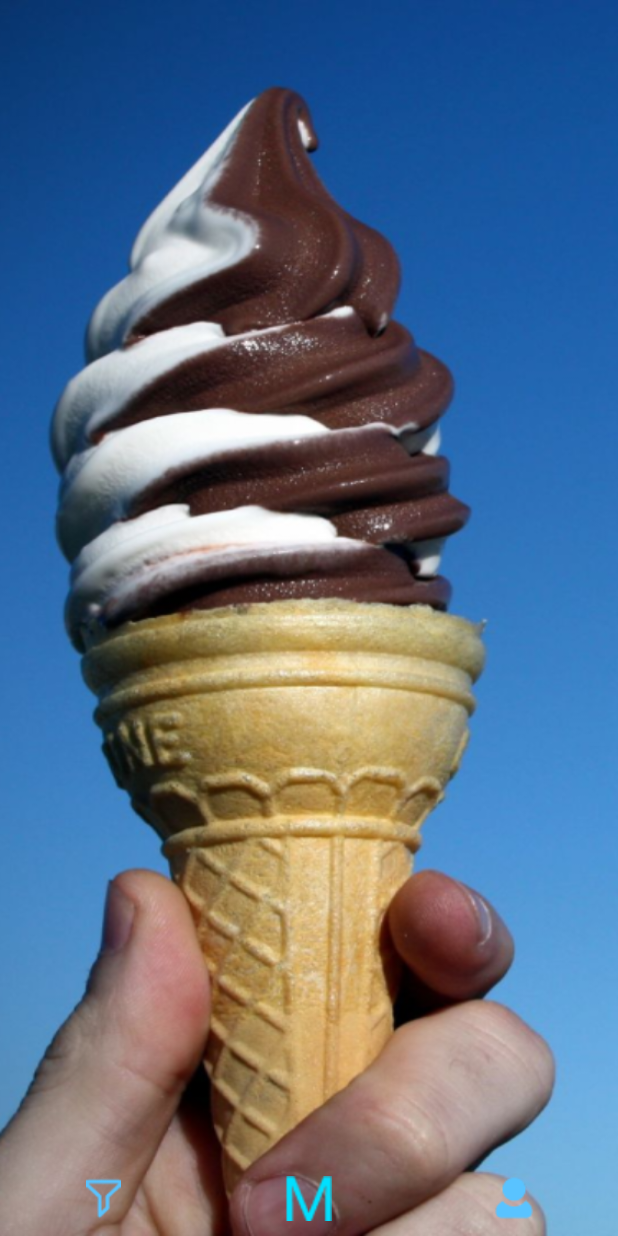
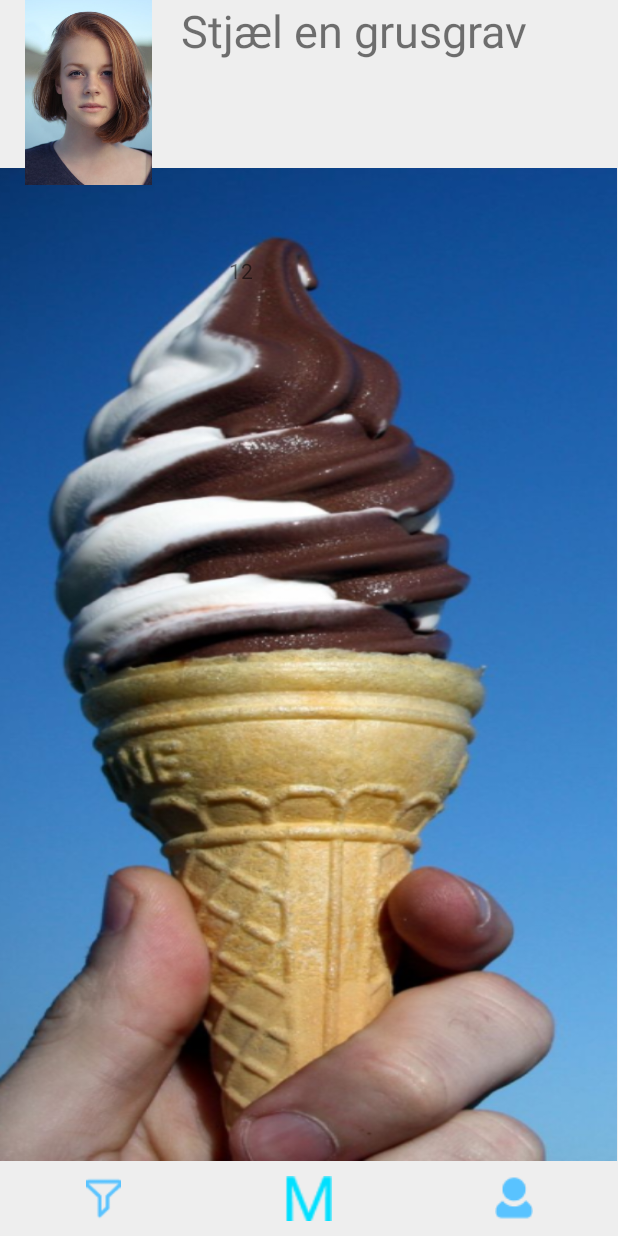
Before and after one commit to notarp1/Oplev, an Android app: the screen it shows after launch (Activity_Main), on a phone screen of 412 x 824 dp. Run offline under Robolectric (Android 15) with nearby library versions, the phone set to English and light mode, and no system bars.

Commit message:
Recycler view og event er opdateret

```diff
--- a/app/build.gradle
+++ b/app/build.gradle
@@ -38,6 +38,7 @@ dependencies {
     implementation 'com.android.support:multidex:1.0.3'
     //range seekbar from https://android-arsenal.com/details/1/3976#!description
     implementation 'io.apptik.widget:multislider:1.3'
+    implementation 'com.github.nihad92:SwipeableCards:{latestvesion}'
 
 
 }
--- /dev/null
+++ b/app/src/main/java/Adapters/eventAdapter.java
@@ -0,0 +1,93 @@
+package Adapters;
+
+import android.content.Context;
+import android.view.LayoutInflater;
+import android.view.View;
+import android.view.ViewGroup;
+import android.widget.ImageView;
+import android.widget.TextView;
+
+import androidx.annotation.NonNull;
+import androidx.recyclerview.widget.RecyclerView;
+
+import com.A4.oplev.R;
+
+import java.util.List;
+
+import DTO.EventDTO;
+
+public class eventAdapter extends RecyclerView.Adapter<eventAdapter.ViewHolder>implements View.OnClickListener {
+
+    List<EventDTO> eventList;
+
+    public eventAdapter(List<EventDTO> scoreList) {
+        this.eventList = scoreList;
+    }
+
+
+    @NonNull
+    @Override
+    public ViewHolder onCreateViewHolder(@NonNull ViewGroup parent, int viewType) {
+
+        Context context = parent.getContext();
+        LayoutInflater inflater = LayoutInflater.from(context);
+
+        // Inflate the custom layout
+        View contactView = inflater.inflate(R.layout.eventlist_item, parent, false);
+
+        // Return a new holder instance
+        ViewHolder viewHolder = new ViewHolder(contactView);
+        return viewHolder;
+    }
+
+    @Override
+    public void onBindViewHolder(@NonNull ViewHolder holder, int position) {
+        // Get the data model based on position
+        EventDTO dto = eventList.get(position);
+        // Set item views based on your views and data model
+        ImageView  profilePic = holder.profilePic;
+        ImageView mainPic = holder.mainPic;
+        TextView withWhoText = holder.withWhoText;
+        TextView headlineText = holder.headlineText;
+
+        withWhoText.setText(String.valueOf(dto.getOwner()));
+        headlineText.setText(dto.getName());
+    }
+
+
+
+    @Override
+    public int getItemCount() {
+        return eventList.size();
+    }
+
+    @Override
+    public void onClick(View view) {
+
+    }
+
+
+    public class ViewHolder extends RecyclerView.ViewHolder implements View.OnClickListener {
+        public ImageView mainPic, profilePic;
+        public TextView headlineText, withWhoText;
+
+        public ViewHolder(@NonNull View itemView) {
+            super(itemView);
+
+            mainPic = (ImageView) itemView.findViewById(R.id.eventItem_Billede);
+            profilePic = (ImageView) itemView.findViewById(R.id.eventItem_pp);
+            withWhoText = (TextView) itemView.findViewById(R.id.evntItem_withWho);
+            headlineText = (TextView) itemView.findViewById(R.id.eventitem_Headline);
+
+
+        }
+
+
+        @Override
+        public void onClick(View view) {
+            int id =this.getLayoutPosition();
+
+        }
+    }
+
+}
--- a/app/src/main/java/com/A4/oplev/Activity_Main.java
+++ b/app/src/main/java/com/A4/oplev/Activity_Main.java
@@ -1,25 +1,50 @@
 package com.A4.oplev;
 
 import androidx.appcompat.app.AppCompatActivity;
+import androidx.recyclerview.widget.LinearLayoutManager;
+import androidx.recyclerview.widget.RecyclerView;
 
 import android.content.Intent;
 import android.os.Bundle;
 import android.view.View;
+import android.widget.HorizontalScrollView;
 import android.widget.ImageView;
 
 import com.google.firebase.FirebaseApp;
 
+import java.util.ArrayList;
+import java.util.List;
+
+import Adapters.eventAdapter;
 import DAL.Classes.UserDAO;
 import DAL.DBAccess;
+import DTO.EventDTO;
 import DTO.UserDTO;
 
 public class Activity_Main extends AppCompatActivity implements View.OnClickListener {
 
     ImageView options, match, user;
+    RecyclerView rcEvent;
     @Override
     protected void onCreate(Bundle savedInstanceState) {
         super.onCreate(savedInstanceState);
         setContentView(R.layout.activity_main);
+
+        //skal optimeres og ændres til at vi skal hente data ude fra.
+        List<EventDTO> eventList = new ArrayList<>();
+        EventDTO dto1,dto2;
+        dto1 = new EventDTO().setOwner(12).setName("Stjæl en grusgrav");
+        dto2 = new EventDTO().setOwner(13).setName("Svøm i tørvejr");
+        eventList.add(dto1);
+        eventList.add(dto2);
+        eventAdapter eventAdapter = new eventAdapter(eventList);
+
+        LinearLayoutManager layoutManager
+                = new LinearLayoutManager(this, LinearLayoutManager.HORIZONTAL, false);
+
+        rcEvent = findViewById(R.id.eventRecycleView);
+        rcEvent.setAdapter(eventAdapter);
+        rcEvent.setLayoutManager(layoutManager);
 
 
         options = findViewById(R.id.options_btn);
@@ -42,12 +67,8 @@ public class Activity_Main extends AppCompatActivity implements View.OnClickList
         test.setlName("Henriksen");
         test.setPhone("83827312");
         dao.createUser(test); */
-
-
-        getSupportFragmentManager().beginTransaction().replace(R.id.main_frag, new Startside_billede_frag())
-                .commit();
-
-
+        //getSupportFragmentManager().beginTransaction().replace(R.id.main_frag, new Startside_billede_frag())
+         //       .commit();
 
 
     }
--- a/app/src/main/res/layout/activity_main.xml
+++ b/app/src/main/res/layout/activity_main.xml
@@ -7,18 +7,18 @@
     tools:context=".Activity_Main"
     android:background="#EEEEEE">
 
-    <FrameLayout
-        android:id="@+id/main_frag"
+    <androidx.recyclerview.widget.RecyclerView
+        android:id="@+id/eventRecycleView"
         android:layout_width="match_parent"
         android:layout_height="match_parent"
-        app:layout_constraintBottom_toBottomOf="parent"
+        android:layout_marginBottom="50dp"
+        app:layout_constraintBottom_toTopOf="@+id/linearLayout4"
         app:layout_constraintEnd_toEndOf="parent"
         app:layout_constraintStart_toStartOf="parent"
-        app:layout_constraintTop_toTopOf="parent">
-
-    </FrameLayout>
+        app:layout_constraintTop_toTopOf="parent" />
 
     <LinearLayout
+        android:id="@+id/linearLayout4"
         android:layout_width="409dp"
         android:layout_height="30dp"
         android:layout_marginLeft="10dp"
--- /dev/null
+++ b/app/src/main/res/layout/eventlist_item.xml
@@ -0,0 +1,57 @@
+<?xml version="1.0" encoding="utf-8"?>
+<androidx.constraintlayout.widget.ConstraintLayout xmlns:android="http://schemas.android.com/apk/res/android"
+    xmlns:app="http://schemas.android.com/apk/res-auto"
+    xmlns:tools="http://schemas.android.com/tools"
+    android:id="@+id/linearLayout2"
+    android:layout_width="match_parent"
+    android:layout_height="match_parent">
+
+    <ImageView
+        android:id="@+id/eventItem_Billede"
+        android:layout_width="411dp"
+        android:layout_height="662dp"
+        android:adjustViewBounds="true"
+        android:scaleType="fitXY"
+        app:layout_constraintBottom_toBottomOf="parent"
+        app:layout_constraintEnd_toEndOf="parent"
+        app:layout_constraintHorizontal_bias="0.0"
+        app:layout_constraintStart_toStartOf="parent"
+        app:srcCompat="@drawable/icecrim" />
+
+    <ImageView
+        android:id="@+id/eventItem_pp"
+        android:layout_width="118dp"
+        android:layout_height="123dp"
+        app:layout_constraintBottom_toBottomOf="parent"
+        app:layout_constraintEnd_toEndOf="parent"
+        app:layout_constraintHorizontal_bias="0.0"
+        app:layout_constraintStart_toStartOf="parent"
+        app:layout_constraintTop_toTopOf="parent"
+        app:layout_constraintVertical_bias="0.0"
+        app:srcCompat="@drawable/_profiltest" />
+
+    <TextView
+        android:id="@+id/evntItem_withWho"
+        android:layout_width="wrap_content"
+        android:layout_height="wrap_content"
+        android:layout_marginBottom="584dp"
+        android:text="TextView"
+        app:layout_constraintBottom_toBottomOf="parent"
+        app:layout_constraintEnd_toEndOf="parent"
+        app:layout_constraintHorizontal_bias="0.385"
+        app:layout_constraintStart_toStartOf="parent" />
+
+    <TextView
+        android:id="@+id/eventitem_Headline"
+        android:layout_width="wrap_content"
+        android:layout_height="wrap_content"
+        android:text="Heeadline"
+        android:textSize="30sp"
+        app:layout_constraintBottom_toBottomOf="parent"
+        app:layout_constraintEnd_toEndOf="parent"
+        app:layout_constraintHorizontal_bias="0.045"
+        app:layout_constraintStart_toEndOf="@+id/eventItem_pp"
+        app:layout_constraintTop_toTopOf="parent"
+        app:layout_constraintVertical_bias="0.0" />
+
+</androidx.constraintlayout.widget.ConstraintLayout>
--- a/app/src/main/res/layout/startside_billede_element.xml
+++ b/app/src/main/res/layout/startside_billede_element.xml
@@ -1,7 +1,7 @@
 <?xml version="1.0" encoding="utf-8"?>
-<RelativeLayout
-    xmlns:android="http://schemas.android.com/apk/res/android"
+<RelativeLayout xmlns:android="http://schemas.android.com/apk/res/android"
     xmlns:app="http://schemas.android.com/apk/res-auto"
+    android:id="@+id/startside_frag_"
     android:layout_width="match_parent"
     android:layout_height="match_parent">
 
@@ -9,7 +9,43 @@
         android:id="@+id/startSide_Billede"
         android:layout_width="match_parent"
         android:layout_height="match_parent"
+        android:adjustViewBounds="true"
         android:scaleType="fitXY"
-        android:adjustViewBounds="true"
         app:srcCompat="@drawable/icecrim" />
+
+    <ImageView
+        android:id="@+id/startside_frag_pp"
+        android:layout_width="109dp"
+        android:layout_height="98dp"
+        app:srcCompat="@drawable/_profiltest" />
+
+    <TextView
+        android:id="@+id/startside_frag_headline"
+        android:layout_width="150dp"
+        android:layout_height="40dp"
+        android:layout_alignParentEnd="true"
+        android:layout_alignParentRight="true"
+        android:layout_marginStart="10dp"
+        android:layout_marginLeft="10dp"
+        android:layout_marginEnd="143dp"
+        android:layout_marginRight="143dp"
+        android:layout_toEndOf="@+id/startside_frag_pp"
+        android:layout_toRightOf="@+id/startside_frag_pp"
+        android:text="Headline" />
+
+    <TextView
+        android:id="@+id/startside_frag_withWho"
+        android:layout_width="143dp"
+        android:layout_height="17dp"
+        android:layout_below="@+id/startside_frag_headline"
+        android:layout_alignParentEnd="true"
+        android:layout_alignParentRight="true"
+        android:layout_marginStart="13dp"
+        android:layout_marginLeft="13dp"
+        android:layout_marginTop="9dp"
+        android:layout_marginEnd="146dp"
+        android:layout_marginRight="146dp"
+        android:layout_toEndOf="@+id/startside_frag_pp"
+        android:layout_toRightOf="@+id/startside_frag_pp"
+        android:text="TextView" />
 </RelativeLayout>
--- a/app/src/main/res/values/strings.xml
+++ b/app/src/main/res/values/strings.xml
@@ -5,5 +5,6 @@
     <string name="notifikationer">NOTIFIKATIONER</string>
     <!-- TODO: Remove or change this placeholder text -->
     <string name="hello_blank_fragment">Hello blank fragment</string>
+    <string name="headline">Headline</string>
 
 </resources>
```
